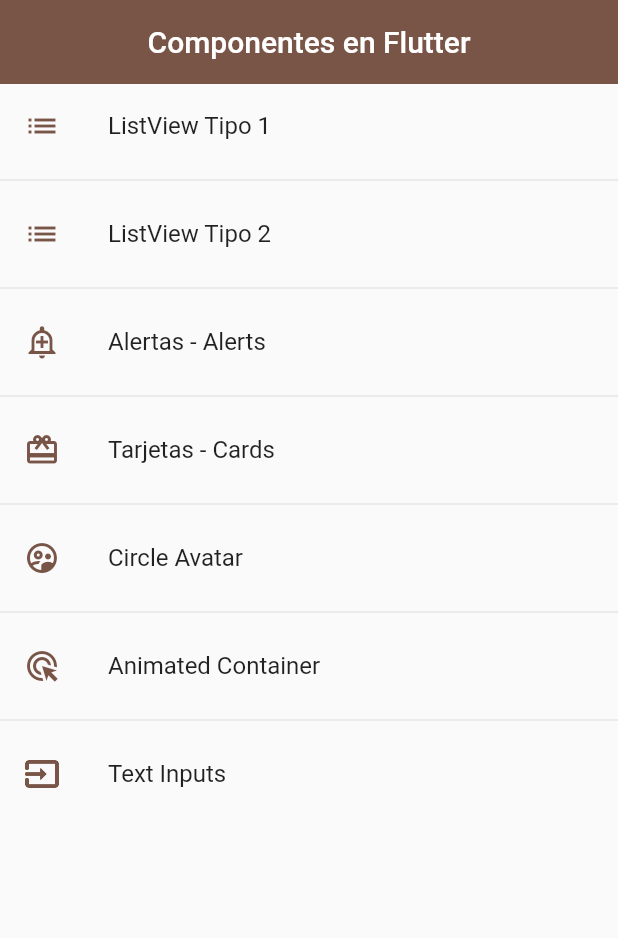
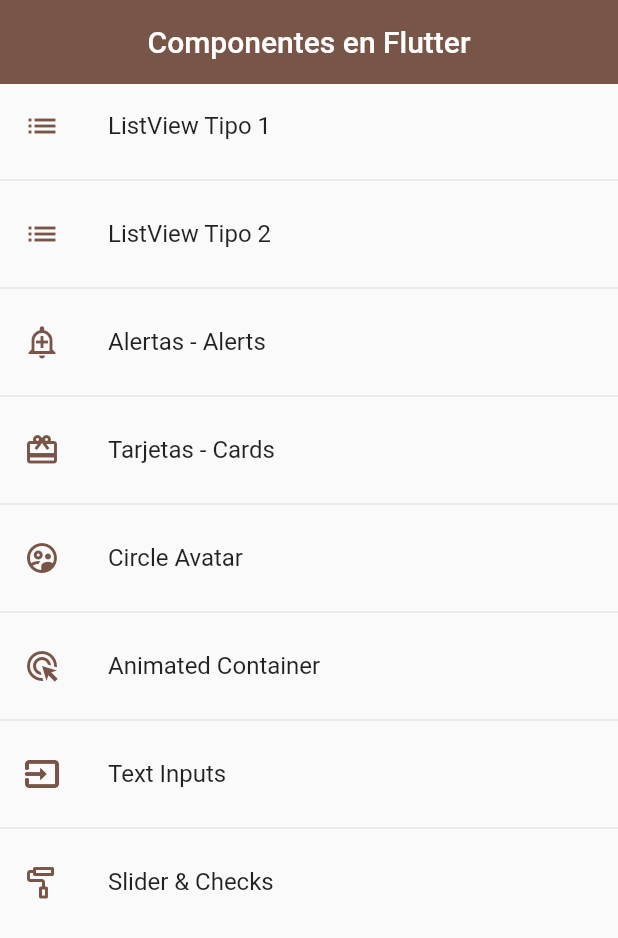
Before and after one commit to vcv8/flutter_wdg_test, a Flutter app: the screen it shows after launch, on a phone screen of 412 x 824 dp. Shown: the top 938 px of the screen. Run offline on Flutter 3.47's test engine with Material 2 defaults, Android fonts, the light colour scheme and no system bars.

Commit message:
Slider to modify picture width screen

```diff
--- a/lib/router/app_routes.dart
+++ b/lib/router/app_routes.dart
@@ -48,6 +48,12 @@
       name: 'Text Inputs',
       screen: const InputsScreen(),
     ),
+    MenuOption(
+      route: 'slider',
+      icon: Icons.imagesearch_roller_outlined,
+      name: 'Slider & Checks',
+      screen: const SliderScreen(),
+    ),
   ];
 
   static Map<String, Widget Function(BuildContext)> getAppRoutes() {
--- a/lib/screens/screens.dart
+++ b/lib/screens/screens.dart
@@ -7,3 +7,4 @@
 export 'package:flutter_wdg_test/screens/inputs_screen.dart';
 export 'package:flutter_wdg_test/screens/listview1_screen.dart';
 export 'package:flutter_wdg_test/screens/listview2_screen.dart';
+export 'package:flutter_wdg_test/screens/slider_screen.dart';
```
Also changed, not shown: lib/screens/slider_screen.dart (added, +81 -0 lines).
